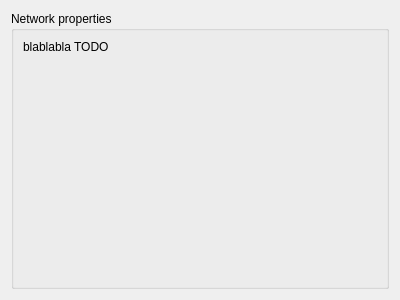
This is SIM-VICUS/src/SVPropNetworkEditWidget.ui in ghorwin/SIM-VICUS as Qt 5 draws it before an edit. The edited form follows.
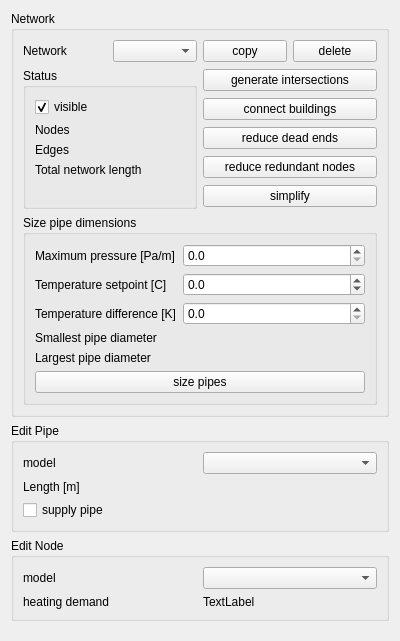
This is the edited form.

Patch:
```diff
--- a/SIM-VICUS/src/SVPropNetworkEditWidget.ui
+++ b/SIM-VICUS/src/SVPropNetworkEditWidget.ui
@@ -7,7 +7,7 @@
     <x>0</x>
     <y>0</y>
     <width>400</width>
-    <height>300</height>
+    <height>641</height>
    </rect>
   </property>
   <property name="windowTitle">
@@ -15,34 +15,351 @@
   </property>
   <layout class="QVBoxLayout" name="verticalLayout_2">
    <item>
-    <widget class="QGroupBox" name="groupBox">
+    <widget class="QGroupBox" name="groupBox_5">
      <property name="title">
-      <string>Network properties</string>
+      <string>Network</string>
      </property>
-     <layout class="QVBoxLayout" name="verticalLayout">
+     <layout class="QVBoxLayout" name="verticalLayout_4">
       <item>
-       <widget class="QLabel" name="label">
+       <layout class="QHBoxLayout" name="horizontalLayout_2">
+        <item>
+         <widget class="QLabel" name="label_2">
+          <property name="text">
+           <string>Network</string>
+          </property>
+         </widget>
+        </item>
+        <item>
+         <widget class="QComboBox" name="comboBoxSelectNetwork"/>
+        </item>
+        <item>
+         <widget class="QPushButton" name="pushButtonCopy">
+          <property name="text">
+           <string>copy</string>
+          </property>
+         </widget>
+        </item>
+        <item>
+         <widget class="QPushButton" name="pushButtonDelete">
+          <property name="text">
+           <string>delete</string>
+          </property>
+         </widget>
+        </item>
+       </layout>
+      </item>
+      <item>
+       <layout class="QHBoxLayout" name="horizontalLayout">
+        <item>
+         <widget class="QGroupBox" name="groupBox">
+          <property name="title">
+           <string>Status</string>
+          </property>
+          <layout class="QFormLayout" name="formLayout">
+           <item row="1" column="0">
+            <widget class="QLabel" name="label_3">
+             <property name="text">
+              <string>Nodes</string>
+             </property>
+            </widget>
+           </item>
+           <item row="1" column="1">
+            <widget class="QLabel" name="labelNodeCount">
+             <property name="text">
+              <string/>
+             </property>
+            </widget>
+           </item>
+           <item row="2" column="0">
+            <widget class="QLabel" name="label">
+             <property name="text">
+              <string>Edges</string>
+             </property>
+            </widget>
+           </item>
+           <item row="2" column="1">
+            <widget class="QLabel" name="labelEdgeCount">
+             <property name="text">
+              <string/>
+             </property>
+            </widget>
+           </item>
+           <item row="3" column="0">
+            <widget class="QLabel" name="label_7">
+             <property name="text">
+              <string>Total network length</string>
+             </property>
+            </widget>
+           </item>
+           <item row="3" column="1">
+            <widget class="QLabel" name="labelTotalLength">
+             <property name="text">
+              <string/>
+             </property>
+            </widget>
+           </item>
+           <item row="4" column="0">
+            <widget class="QLabel" name="labelNetworkConnected">
+             <property name="text">
+              <string/>
+             </property>
+            </widget>
+           </item>
+           <item row="0" column="0">
+            <widget class="QCheckBox" name="checkBoxVisible">
+             <property name="text">
+              <string>visible</string>
+             </property>
+             <property name="checked">
+              <bool>true</bool>
+             </property>
+            </widget>
+           </item>
+          </layout>
+         </widget>
+        </item>
+        <item>
+         <layout class="QVBoxLayout" name="verticalLayout">
+          <item>
+           <widget class="QPushButton" name="pushButtonGenerateIntersections">
+            <property name="text">
+             <string>generate intersections</string>
+            </property>
+           </widget>
+          </item>
+          <item>
+           <widget class="QPushButton" name="pushButtonConnectBuildings">
+            <property name="text">
+             <string>connect buildings</string>
+            </property>
+           </widget>
+          </item>
+          <item>
+           <widget class="QPushButton" name="pushButtonReduceDeadEnds">
+            <property name="text">
+             <string>reduce dead ends</string>
+            </property>
+           </widget>
+          </item>
+          <item>
+           <widget class="QPushButton" name="pushButtonReduceRedundantNodes">
+            <property name="text">
+             <string>reduce redundant nodes</string>
+            </property>
+           </widget>
+          </item>
+          <item>
+           <widget class="QPushButton" name="pushButtonSimplify">
+            <property name="text">
+             <string>simplify</string>
+            </property>
+           </widget>
+          </item>
+         </layout>
+        </item>
+       </layout>
+      </item>
+      <item>
+       <widget class="QGroupBox" name="groupBox_2">
+        <property name="title">
+         <string>Size pipe dimensions</string>
+        </property>
+        <layout class="QVBoxLayout" name="verticalLayout_3">
+         <item>
+          <layout class="QFormLayout" name="formLayout_2">
+           <item row="0" column="0">
+            <widget class="QLabel" name="label_8">
+             <property name="text">
+              <string>Maximum pressure [Pa/m]</string>
+             </property>
+            </widget>
+           </item>
+           <item row="0" column="1">
+            <widget class="QDoubleSpinBox" name="doubleSpinBoxMaximumPressureLoss">
+             <property name="decimals">
+              <number>1</number>
+             </property>
+             <property name="maximum">
+              <double>100000000.000000000000000</double>
+             </property>
+             <property name="singleStep">
+              <double>10.000000000000000</double>
+             </property>
+            </widget>
+           </item>
+           <item row="1" column="0">
+            <widget class="QLabel" name="label_4">
+             <property name="text">
+              <string>Temperature setpoint [C]</string>
+             </property>
+            </widget>
+           </item>
+           <item row="1" column="1">
+            <widget class="QDoubleSpinBox" name="doubleSpinBoxTemperatureSetpoint">
+             <property name="decimals">
+              <number>1</number>
+             </property>
+             <property name="minimum">
+              <double>-100.000000000000000</double>
+             </property>
+             <property name="maximum">
+              <double>100.000000000000000</double>
+             </property>
+            </widget>
+           </item>
+           <item row="2" column="0">
+            <widget class="QLabel" name="label_5">
+             <property name="text">
+              <string>Temperature difference [K]</string>
+             </property>
+            </widget>
+           </item>
+           <item row="2" column="1">
+            <widget class="QDoubleSpinBox" name="doubleSpinBoxTemperatureDifference">
+             <property name="decimals">
+              <number>1</number>
+             </property>
+             <property name="minimum">
+              <double>0.000000000000000</double>
+             </property>
+             <property name="maximum">
+              <double>100.000000000000000</double>
+             </property>
+            </widget>
+           </item>
+          </layout>
+         </item>
+         <item>
+          <layout class="QFormLayout" name="formLayout_3">
+           <item row="0" column="0">
+            <widget class="QLabel" name="label_10">
+             <property name="text">
+              <string>Smallest pipe diameter</string>
+             </property>
+            </widget>
+           </item>
+           <item row="0" column="1">
+            <widget class="QLabel" name="labelSmallestDiameter">
+             <property name="text">
+              <string/>
+             </property>
+            </widget>
+           </item>
+           <item row="1" column="0">
+            <widget class="QLabel" name="label_9">
+             <property name="text">
+              <string>Largest pipe diameter</string>
+             </property>
+            </widget>
+           </item>
+           <item row="1" column="1">
+            <widget class="QLabel" name="labelLargestDiameter">
+             <property name="text">
+              <string/>
+             </property>
+            </widget>
+           </item>
+          </layout>
+         </item>
+         <item>
+          <widget class="QPushButton" name="pushButtonSizePipeDimensions">
+           <property name="text">
+            <string>size pipes</string>
+           </property>
+          </widget>
+         </item>
+        </layout>
+       </widget>
+      </item>
+     </layout>
+    </widget>
+   </item>
+   <item>
+    <widget class="QGroupBox" name="groupBoxEdge">
+     <property name="title">
+      <string>Edit Pipe</string>
+     </property>
+     <layout class="QGridLayout" name="gridLayout">
+      <item row="1" column="1">
+       <widget class="QLabel" name="labelPipeLength">
         <property name="text">
-         <string>blablabla TODO</string>
+         <string/>
         </property>
        </widget>
       </item>
-      <item>
-       <spacer name="verticalSpacer">
-        <property name="orientation">
-         <enum>Qt::Vertical</enum>
+      <item row="1" column="0">
+       <widget class="QLabel" name="label_11">
+        <property name="text">
+         <string>Length [m]</string>
         </property>
-        <property name="sizeHint" stdset="0">
-         <size>
-          <width>20</width>
-          <height>40</height>
-         </size>
+       </widget>
+      </item>
+      <item row="2" column="0">
+       <widget class="QCheckBox" name="checkBoxSupplyPipe">
+        <property name="text">
+         <string>supply pipe</string>
         </property>
-       </spacer>
+       </widget>
       </item>
+      <item row="0" column="0">
+       <widget class="QLabel" name="label_6">
+        <property name="text">
+         <string>model</string>
+        </property>
+       </widget>
+      </item>
+      <item row="0" column="1">
+       <widget class="QComboBox" name="comboBoxPipeModel"/>
+      </item>
      </layout>
     </widget>
    </item>
+   <item>
+    <widget class="QGroupBox" name="groupBoxNode">
+     <property name="title">
+      <string>Edit Node</string>
+     </property>
+     <layout class="QGridLayout" name="gridLayout_2">
+      <item row="0" column="0">
+       <widget class="QLabel" name="label_12">
+        <property name="text">
+         <string>model</string>
+        </property>
+       </widget>
+      </item>
+      <item row="0" column="1">
+       <widget class="QComboBox" name="comboBoxNodeModel"/>
+      </item>
+      <item row="2" column="1">
+       <widget class="QLabel" name="labelNodeHeat">
+        <property name="text">
+         <string>TextLabel</string>
+        </property>
+       </widget>
+      </item>
+      <item row="2" column="0">
+       <widget class="QLabel" name="label_13">
+        <property name="text">
+         <string>heating demand</string>
+        </property>
+       </widget>
+      </item>
+     </layout>
+    </widget>
+   </item>
+   <item>
+    <spacer name="verticalSpacer">
+     <property name="orientation">
+      <enum>Qt::Vertical</enum>
+     </property>
+     <property name="sizeHint" stdset="0">
+      <size>
+       <width>20</width>
+       <height>40</height>
+      </size>
+     </property>
+    </spacer>
+   </item>
   </layout>
  </widget>
  <resources/>
```
